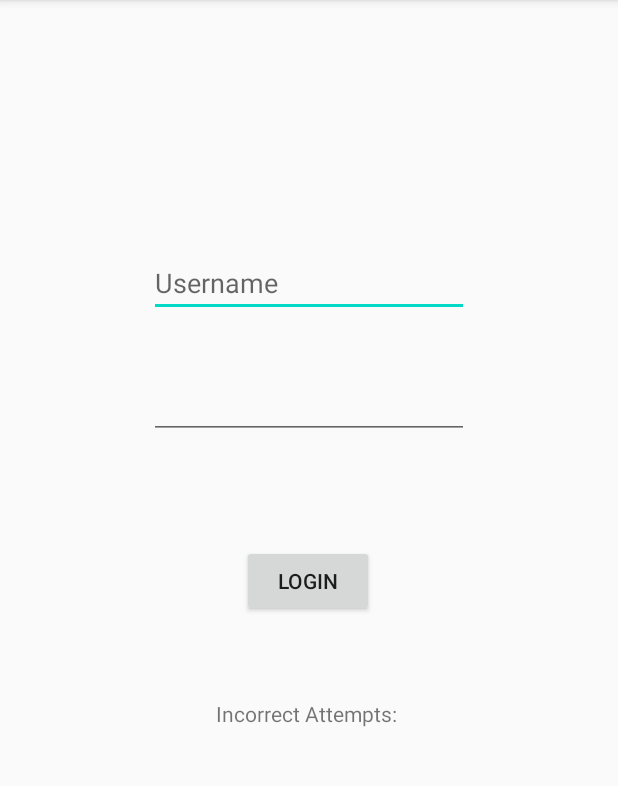
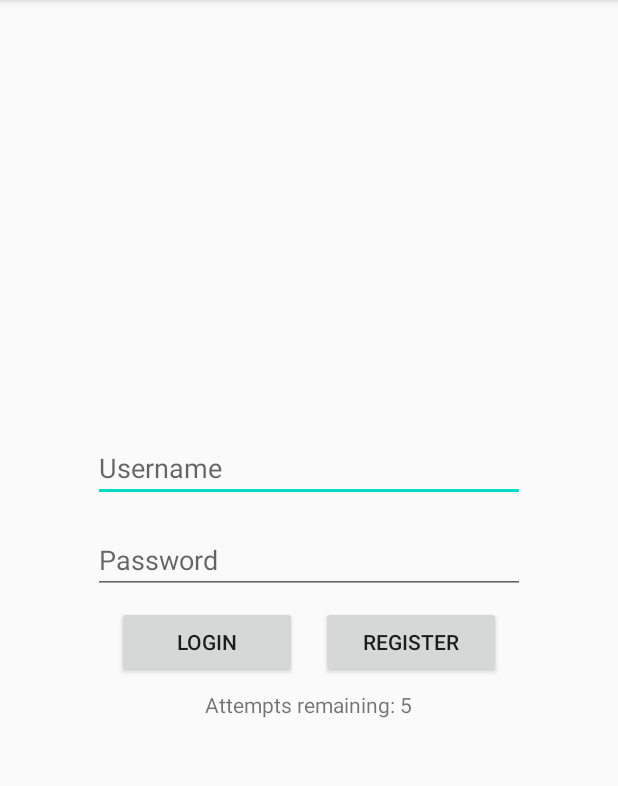
Before and after one commit to willmb98/Fitness, an Android app: the screen it shows after launch (MainActivity), after a tap on "LOGIN", on a phone screen of 412 x 824 dp, the part 84-870 px from its top. Run offline under Robolectric (Android 15) with nearby library versions, the phone set to English and light mode, and no system bars; network calls fail.

Commit message:
added register

```diff
--- a/app/src/main/java/com/example/fitness/DatabaseMethods.kt
+++ b/app/src/main/java/com/example/fitness/DatabaseMethods.kt
@@ -1,18 +1,13 @@
 package com.example.fitness
 
 import android.util.Log
-import kotlinx.coroutines.GlobalScope
-import kotlinx.coroutines.async
-import kotlinx.coroutines.launch
-import kotlinx.coroutines.runBlocking
 import org.json.JSONArray
 import org.json.JSONObject
 import org.jsoup.Jsoup
-import org.jsoup.nodes.Document
 
 object DatabaseMethods {
-    fun checkLogin(userName: String, password: String):JSONObject?{
-        val json = extractJson("https://demo.agwork.co.uk/db/login.php?username=$userName&password=$password")
+    fun checkLogin(username: String, password: String):JSONObject?{
+        val json = extractJson("https://demo.agwork.co.uk/db/login.php?username=$username&password=$password")
         return if (json.length() == 1) {
             JSONObject(json[0].toString())
         } else {
@@ -20,13 +15,13 @@ object DatabaseMethods {
         }
     }
 
-    fun register(userId: String, password: String) {
+    fun register(username: String, password: String, email: String, firstName: String, lastName: String) {
+        Jsoup.connect("https://demo.agwork.co.uk/db/register.php?username=$username&password=$password&email=$email&firstname=$firstName&secondname=$lastName").get()
 
     }
 
     fun updateCoins(newCoins: Int, userId:Int) {
         Jsoup.connect("https://demo.agwork.co.uk/db/coinupdate.php?newcoins=$newCoins&id=$userId").get()
-        Log.i("url", "https://demo.agwork.co.uk/db/coinupdate.php?newcoins=$newCoins&id=$userId")
     }
 
     fun extractJson(url: String):JSONArray {
--- a/app/src/main/res/layout/activity_main.xml
+++ b/app/src/main/res/layout/activity_main.xml
@@ -6,52 +6,96 @@
     android:layout_height="match_parent"
     tools:context=".MainActivity">
 
-    <EditText
-        android:id="@+id/etName"
-        android:layout_width="wrap_content"
+    <LinearLayout
+        android:layout_width="0dp"
         android:layout_height="wrap_content"
-        android:ems="10"
-        android:hint="Username"
-        android:inputType="textPersonName"
+        android:layout_marginStart="24dp"
+        android:layout_marginLeft="24dp"
+        android:layout_marginEnd="24dp"
+        android:layout_marginRight="24dp"
+        android:gravity="center_horizontal"
+        android:orientation="vertical"
         app:layout_constraintBottom_toBottomOf="parent"
         app:layout_constraintEnd_toEndOf="parent"
         app:layout_constraintStart_toStartOf="parent"
         app:layout_constraintTop_toTopOf="parent"
-        app:layout_constraintVertical_bias="0.23" />
+        app:layout_constraintWidth_percent="0.7
+">
+
+        <EditText
+            android:id="@+id/etName"
+            android:layout_width="match_parent"
+            android:layout_height="wrap_content"
+            android:layout_marginBottom="16dp"
+            android:hint="Username"
+            android:inputType="textPersonName" />
 
         <EditText
             android:id="@+id/etPassword"
-        android:layout_width="wrap_content"
+            android:layout_width="match_parent"
             android:layout_height="wrap_content"
-        android:layout_marginTop="36dp"
+            android:layout_marginBottom="8dp"
+            android:hint="Password"
+            android:inputType="textPassword" />
+
+        <EditText
+            android:id="@+id/etFirstName"
+            android:layout_width="match_parent"
+            android:layout_height="wrap_content"
+            android:layout_marginBottom="16dp"
             android:ems="10"
-        android:inputType="textPassword"
-        app:layout_constraintBottom_toBottomOf="parent"
-        app:layout_constraintEnd_toEndOf="parent"
-        app:layout_constraintStart_toStartOf="parent"
-        app:layout_constraintTop_toBottomOf="@+id/etName"
-        app:layout_constraintVertical_bias="0.0" />
+            android:hint="Real first name"
+            android:inputType="textPersonName"
+            android:visibility="gone" />
+
+        <EditText
+            android:id="@+id/etLastName"
+            android:layout_width="match_parent"
+            android:layout_height="wrap_content"
+            android:layout_marginBottom="16dp"
+            android:ems="10"
+            android:hint="Real last name"
+            android:inputType="textPersonName"
+            android:visibility="gone" />
+
+        <EditText
+            android:id="@+id/etEmail"
+            android:layout_width="match_parent"
+            android:layout_height="wrap_content"
+            android:layout_marginBottom="20dp"
+            android:ems="10"
+            android:hint="E-mail"
+            android:inputType="textEmailAddress"
+            android:visibility="gone" />
+
+        <LinearLayout
+            android:layout_width="match_parent"
+            android:layout_height="match_parent"
+            android:layout_marginBottom="8dp"
+            android:orientation="horizontal">
 
             <Button
                 android:id="@+id/btnLogin"
                 android:layout_width="wrap_content"
                 android:layout_height="wrap_content"
-        android:text="Login"
-        app:layout_constraintBottom_toBottomOf="parent"
-        app:layout_constraintEnd_toEndOf="parent"
-        app:layout_constraintHorizontal_bias="0.498"
-        app:layout_constraintStart_toStartOf="parent"
-        app:layout_constraintTop_toBottomOf="@+id/etPassword"
-        app:layout_constraintVertical_bias="0.165" />
+                android:layout_marginLeft="16dp"
+                android:layout_marginRight="16dp"
+                android:layout_weight="1"
+                android:text="Login" />
+
+            <Button
+                android:id="@+id/btnRegister"
+                android:layout_width="wrap_content"
+                android:layout_height="wrap_content"
+                android:layout_marginRight="16dp"
+                android:layout_weight="1"
+                android:text="Register" />
+        </LinearLayout>
 
         <TextView
-        android:id="@+id/etInfo"
+            android:id="@+id/tvInfo"
             android:layout_width="wrap_content"
             android:layout_height="wrap_content"
-        android:text="Incorrect Attempts: "
-        app:layout_constraintBottom_toBottomOf="parent"
-        app:layout_constraintEnd_toEndOf="parent"
-        app:layout_constraintStart_toStartOf="parent"
-        app:layout_constraintTop_toBottomOf="@+id/btnLogin"
-        app:layout_constraintVertical_bias="0.162" />
+            android:text="Attempts remaining: 5" />
+    </LinearLayout>
 </androidx.constraintlayout.widget.ConstraintLayout>
```
Also changed, not shown: app/src/main/java/com/example/fitness/MainActivity.kt (+45 -22 lines). Lines whose indentation alone changed are shown as unchanged.
